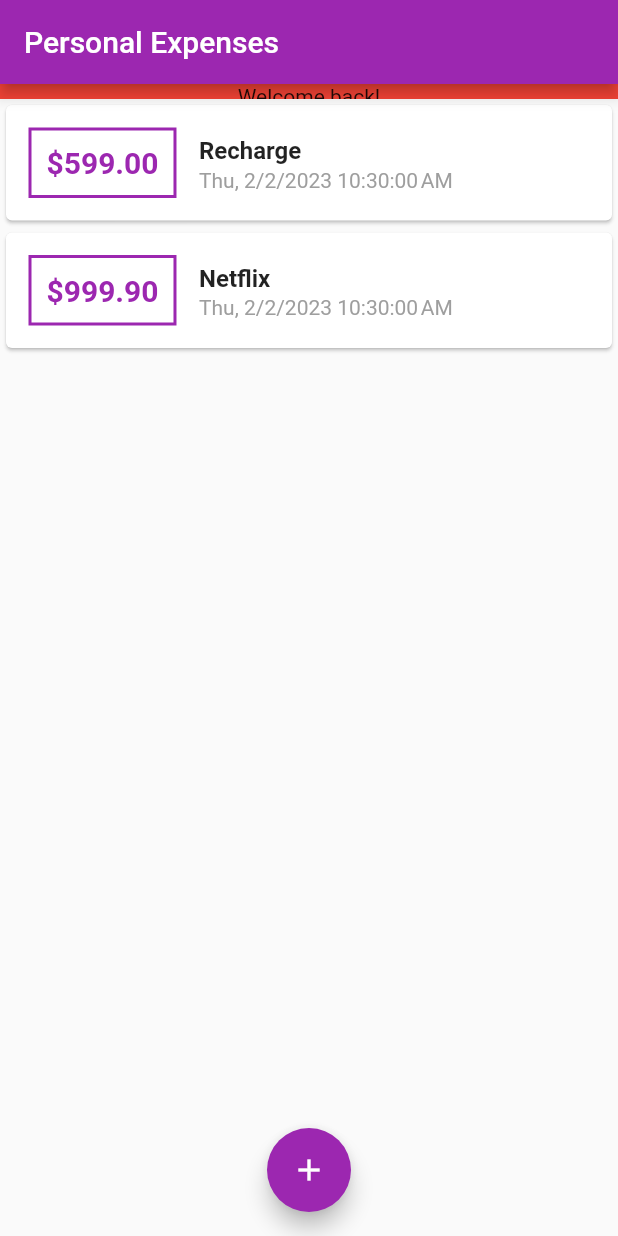
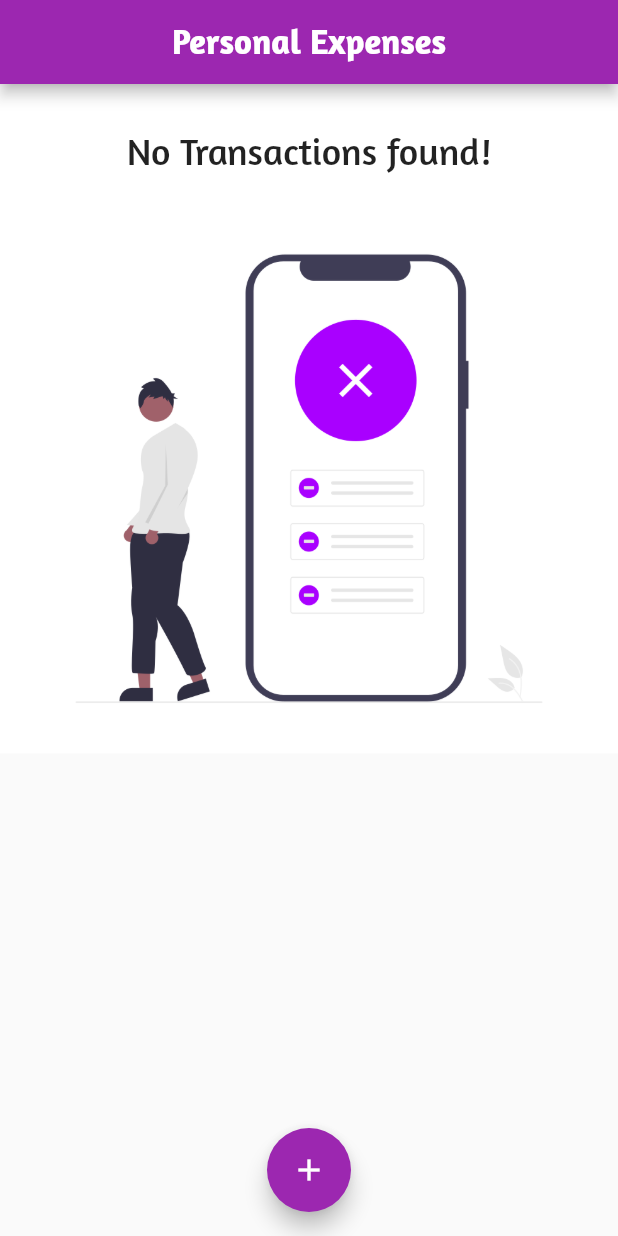
Before and after one commit to Shubh0405/Flutter-pre-exp, a Flutter app: the screen it shows after launch, on a phone screen of 412 x 824 dp. Run offline on Flutter 3.47's test engine with Material 2 defaults, Android fonts, the phone set to English and light mode, and no system bars.

Commit message:
Images and fonts added

```diff
--- a/personal_expenses/lib/main.dart
+++ b/personal_expenses/lib/main.dart
@@ -1,3 +1,5 @@
+// ignore_for_file: prefer_const_constructors
+
 import 'package:flutter/material.dart';
 import 'widgets/transaction_list.dart';
 import 'models/transaction.dart';
@@ -15,7 +17,14 @@ class MyApp extends StatelessWidget {
   Widget build(BuildContext context) {
     return MaterialApp(
       title: 'Personal Expenses',
-      theme: ThemeData(primarySwatch: Colors.purple),
+      theme: ThemeData(
+          primarySwatch: Colors.purple,
+          fontFamily: 'Amaranth',
+          appBarTheme: AppBarTheme(
+              titleTextStyle: TextStyle(
+                  fontFamily: 'Amaranth',
+                  fontWeight: FontWeight.bold,
+                  fontSize: 23))),
       home: MyHomePage(),
     );
   }
@@ -30,9 +39,9 @@ class MyHomePage extends StatefulWidget {
 
 class _MyHomePageState extends State<MyHomePage> {
   final List<Transaction> _userTransaction = [
-    Transaction(
-        id: "t1", title: "Recharge", amount: 599.0, date: DateTime.now()),
-    Transaction(id: "t2", title: "Netflix", amount: 999.9, date: DateTime.now())
+    // Transaction(
+    //     id: "t1", title: "Recharge", amount: 599.0, date: DateTime.now()),
+    // Transaction(id: "t2", title: "Netflix", amount: 999.9, date: DateTime.now())
   ];
 
   void _addTransaction(String txTitle, double txAmount) {
@@ -59,10 +68,34 @@ class _MyHomePageState extends State<MyHomePage> {
   Widget build(BuildContext context) {
     return Scaffold(
       appBar: AppBar(
-        title: const Text("Personal Expenses"),
+        centerTitle: true,
+        title: const Text(
+          "Personal Expenses",
+        ),
       ),
       body: SingleChildScrollView(
+        child: _userTransaction.isEmpty
+            ? Container(
+                color: Colors.white,
                 child: Column(
+                  children: [
+                    SizedBox(
+                      height: 30,
+                    ),
+                    Text(
+                      "No Transactions found!",
+                      style: TextStyle(
+                        fontSize: 25,
+                      ),
+                    ),
+                    SizedBox(
+                      height: 20,
+                    ),
+                    Image.asset("assets/images/image1.png")
+                  ],
+                ),
+              )
+            : Column(
                 children: [
                   Container(
                       width: double.infinity,
```
Also changed, not shown: personal_expenses/pubspec.yaml (+9 -13 lines), personal_expenses/assets/fonts/Amaranth-Bold.ttf (added), personal_expenses/assets/fonts/Amaranth-BoldItalic.ttf (added), personal_expenses/assets/fonts/Amaranth-Italic.ttf (added), personal_expenses/assets/fonts/Amaranth-Regular.ttf (added), personal_expenses/assets/images/image1.png (added). Lines whose indentation alone changed are shown as unchanged.
